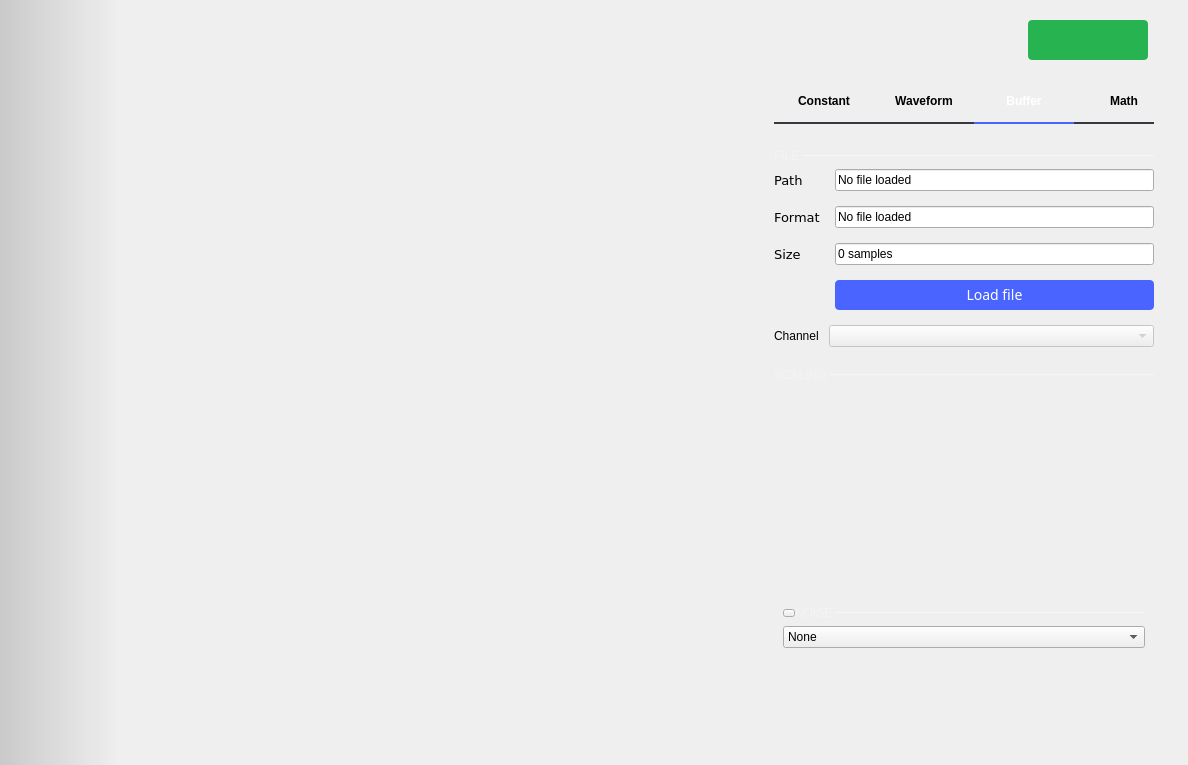
Qt form ui/signal_generator.ui (analogdevicesinc/scopy) before a commit.
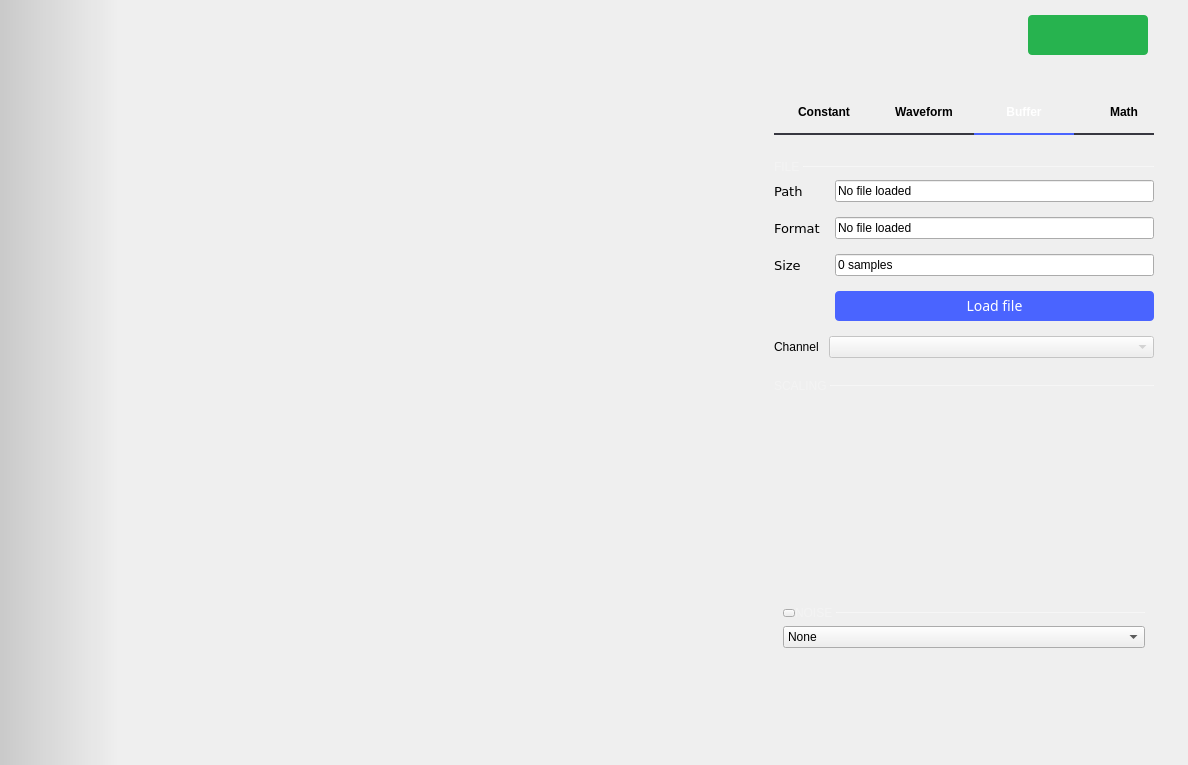
The same form after that commit. Icons and pictures are not drawn. Custom widgets are drawn as their Qt base class.

```diff
--- a/ui/signal_generator.ui
+++ b/ui/signal_generator.ui
@@ -60,12 +60,18 @@
       </property>
       <item>
        <layout class="QHBoxLayout" name="horizontalLayout_6">
+        <property name="spacing">
+         <number>6</number>
+        </property>
         <property name="topMargin">
-         <number>20</number>
+         <number>15</number>
         </property>
         <property name="rightMargin">
          <number>40</number>
         </property>
+        <property name="bottomMargin">
+         <number>16</number>
+        </property>
         <item>
          <spacer name="horizontalSpacer_3">
           <property name="orientation">
@@ -226,7 +232,7 @@
                 <x>0</x>
                 <y>0</y>
                 <width>380</width>
-                <height>587</height>
+                <height>577</height>
                </rect>
               </property>
               <property name="sizePolicy">
```
